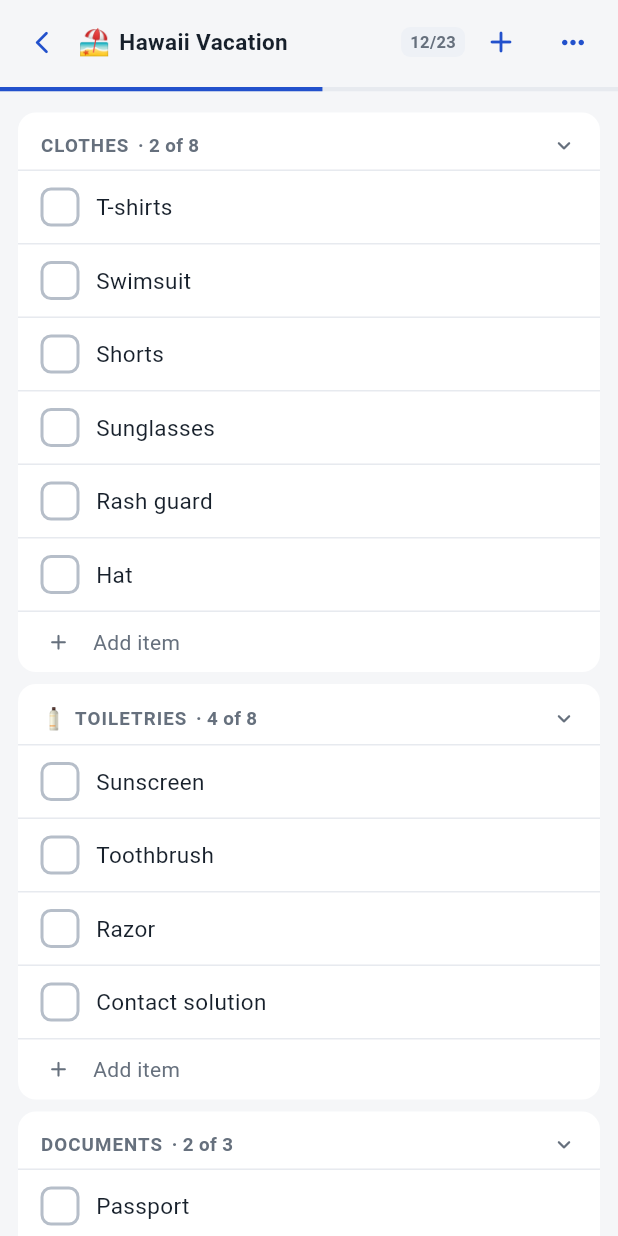
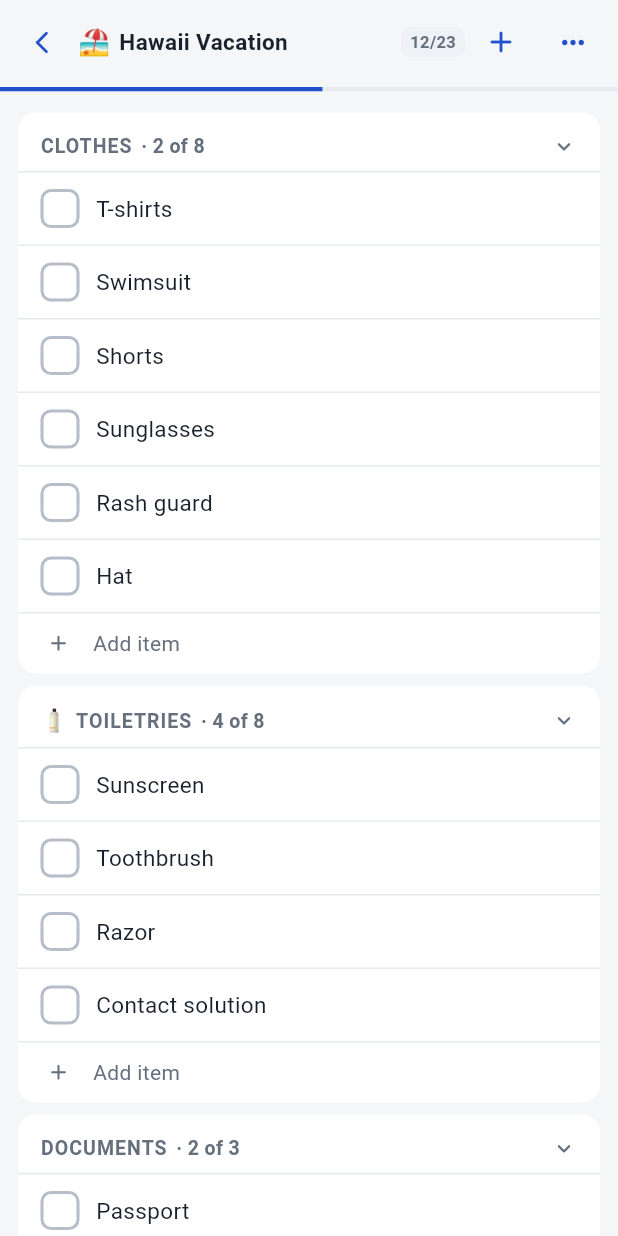
Before and after one commit to fcusano9/pack-lite, a Flutter app: the screen it shows after launch, after a tap on "🏖️", on a phone screen of 412 x 824 dp. Run offline on Flutter 3.47's test engine with Material 3 defaults, Android fonts, the phone set to English and light mode, and no system bars; our stand-ins replace audioplayers, file_picker, package_info_plus, share_plus, shared_preferences, vibration.

Commit message:
Match the header count size to the category name
Category header text goes 12.5 -> 13, with the count kept at the same size
so the two share a cap height — a smaller count reads as sitting low even
with baselines aligned, which the previous round established. Icon 14 ->
14.5 keeps the row proportioned; the chevron stays at 18.

Applied to the preset editor as well so the two screens stay identical.

Co-Authored-By: Claude Opus 4.8 <noreply@anthropic.com>

```diff
--- a/lib/screens/list_screen.dart
+++ b/lib/screens/list_screen.dart
@@ -602,7 +602,7 @@ class _ListScreenState extends State<ListScreen> {
                       children: [
                         if (category?.icon != null) ...[
                           Text(category!.icon!,
-                              style: const TextStyle(fontSize: 14)),
+                              style: const TextStyle(fontSize: 14.5)),
                           const SizedBox(width: 5),
                         ],
                         Flexible(
@@ -611,7 +611,7 @@ class _ListScreenState extends State<ListScreen> {
                             maxLines: 1,
                             overflow: TextOverflow.ellipsis,
                             style: TextStyle(
-                              fontSize: 12.5,
+                              fontSize: 13,
                               fontWeight: FontWeight.w700,
                               letterSpacing: 0.7,
                               color: harbor.mut,
@@ -627,7 +627,7 @@ class _ListScreenState extends State<ListScreen> {
                           // thing reads as dropped. Weight carries the
                           // hierarchy instead.
                           style: TextStyle(
-                              fontSize: 12.5,
+                              fontSize: 13,
                               fontWeight: FontWeight.w600,
                               color: harbor.mut),
                         ),
--- a/lib/screens/preset_editor.dart
+++ b/lib/screens/preset_editor.dart
@@ -370,7 +370,7 @@ class _PresetEditorScreenState extends State<PresetEditorScreen> {
                       textBaseline: TextBaseline.alphabetic,
                       children: [
                         if (category.icon != null) ...[
-                          Text(category.icon!, style: const TextStyle(fontSize: 14)),
+                          Text(category.icon!, style: const TextStyle(fontSize: 14.5)),
                           const SizedBox(width: 5),
                         ],
                         Flexible(
@@ -378,7 +378,7 @@ class _PresetEditorScreenState extends State<PresetEditorScreen> {
                               maxLines: 1,
                               overflow: TextOverflow.ellipsis,
                               style: TextStyle(
-                                  fontSize: 12.5,
+                                  fontSize: 13,
                                   fontWeight: FontWeight.w700,
                                   letterSpacing: 0.7,
                                   color: harbor.mut)),
@@ -388,7 +388,7 @@ class _PresetEditorScreenState extends State<PresetEditorScreen> {
                         // list_screen.dart on why a smaller count reads low.
                         Text('· ${category.items.length}',
                             style: TextStyle(
-                                fontSize: 12.5,
+                                fontSize: 13,
                                 fontWeight: FontWeight.w600,
                                 color: harbor.mut)),
                       ],
```
